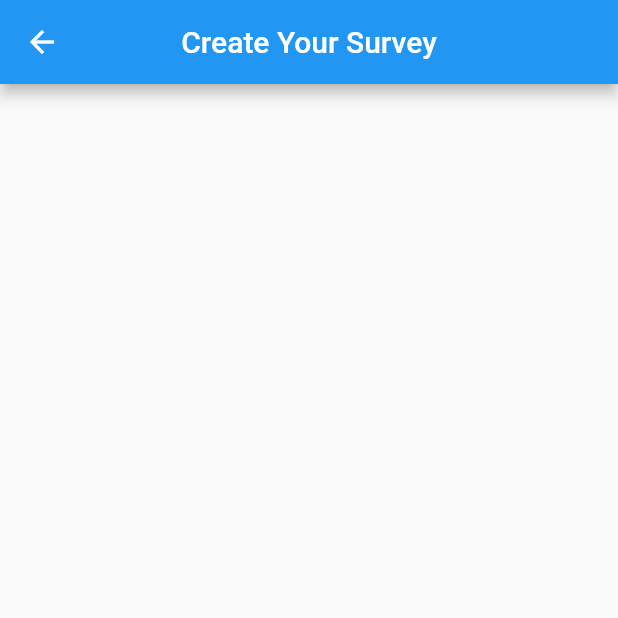
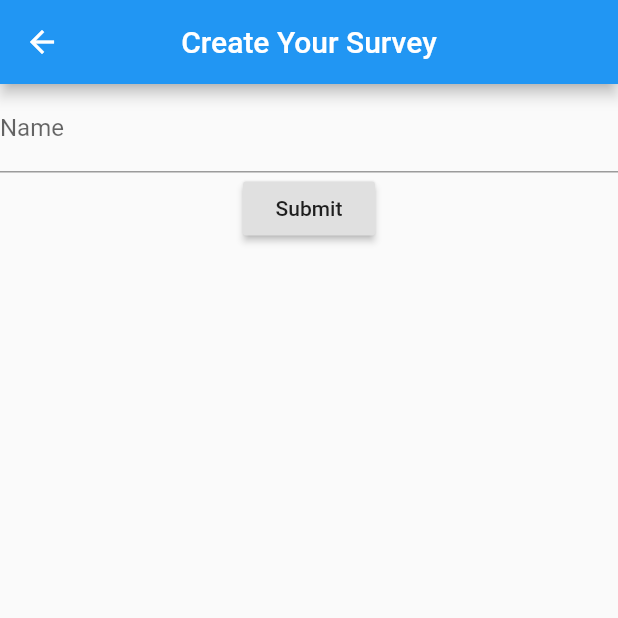
Before and after one commit to askmetoo/easy_voters, a Flutter app: the CreateSurveyRoute screen opened directly, on a phone screen of 412 x 824 dp, the top half of it. Run offline on Flutter 3.47's test engine with Material 2 defaults, Android fonts, the phone set to English and light mode, and no system bars; our stand-ins replace cloud_firestore; accounts and stored records are empty.

Commit message:
Added beginning of create survey form

```diff
--- a/lib/routes/create_survey_route.dart
+++ b/lib/routes/create_survey_route.dart
@@ -1,6 +1,14 @@
 import 'package:flutter/material.dart';
 
-class CreateSurveyRoute extends StatelessWidget {
+class CreateSurveyRoute extends StatefulWidget {
+  @override
+  CreateSurveyRouteState createState() => new CreateSurveyRouteState();
+}
+
+class CreateSurveyRouteState extends State<CreateSurveyRoute> {
+  // Create a global key that will uniquely identify the `Form` widget
+  final GlobalKey<FormState> _formKey = new GlobalKey<FormState>();
+
   @override
   Widget build(BuildContext context) {
     return new Scaffold(
@@ -10,6 +18,36 @@ class CreateSurveyRoute extends StatelessWidget {
         ),
         centerTitle: true,
       ),
+      body: _buildForm(),
+    );
+  }
+
+  Widget _buildForm() {
+    return new Form(
+      key: _formKey,
+      child: new Column(
+        children: <Widget>[
+          new TextFormField(
+            validator: (value) {
+              if (value.isEmpty) {
+                return 'Name is required.';
+              }
+            },
+            decoration: new InputDecoration(
+              labelText: 'Name',
+            ),
+          ),
+          new RaisedButton(
+            child: new Text('Submit'),
+            onPressed: () {
+              if (_formKey.currentState.validate()) {
+                // If the form is valid, we want to show a Snackbar
+
+              }
+            },
+          )
+        ],
+      ),
     );
   }
 }
--- a/lib/routes/search_survey_route.dart
+++ b/lib/routes/search_survey_route.dart
@@ -45,10 +45,10 @@ class SearchSurveyRoute extends StatelessWidget {
     );
   }
 
-  void _handleSubmitted(BuildContext context) {
+  void _handleSubmitted(BuildContext context) async {
     // _textController.clear();
 
-    Navigator.of(context).push(
+    await Navigator.of(context).push(
       new MaterialPageRoute<void>(
         // Add 20 lines from here...
         builder: (BuildContext context) {
```
Also changed, not shown: lib/survey.dart (+4 -5 lines).
